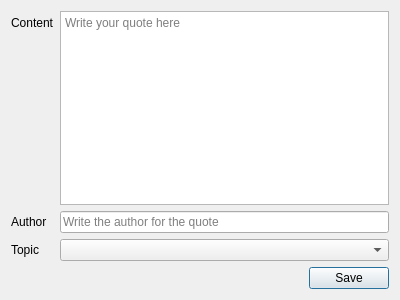
The window that quotedialog.ui (lucianodato/JI-quotes) describes before a commit, drawn with Qt 5.
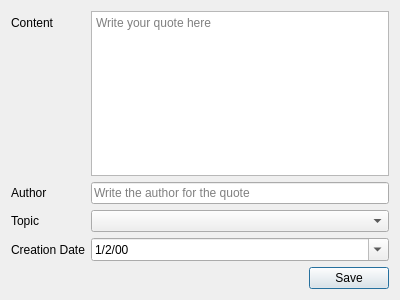
The same window after the commit. Icons and pictures are not drawn.

Commit message: Added indexes for tables. Added creation date widget in quotedialog.ui. Added customsortfilterproxymodel to consider filtering by multiple columns

```diff
--- a/quotedialog.ui
+++ b/quotedialog.ui
@@ -53,7 +53,7 @@
      </property>
     </widget>
    </item>
-   <item row="3" column="0" colspan="2">
+   <item row="6" column="0" colspan="2">
     <layout class="QHBoxLayout" name="horizontalLayout_2">
      <item>
       <spacer name="horizontalSpacer">
@@ -88,6 +88,33 @@
      </property>
     </widget>
    </item>
+   <item row="4" column="0">
+    <widget class="QLabel" name="label_4">
+     <property name="text">
+      <string>Creation Date</string>
+     </property>
+    </widget>
+   </item>
+   <item row="4" column="1">
+    <widget class="QDateEdit" name="dateEdit">
+     <property name="dateTime">
+      <datetime>
+       <hour>0</hour>
+       <minute>0</minute>
+       <second>0</second>
+       <year>2000</year>
+       <month>1</month>
+       <day>2</day>
+      </datetime>
+     </property>
+     <property name="displayFormat">
+      <string>M/d/yy</string>
+     </property>
+     <property name="calendarPopup">
+      <bool>true</bool>
+     </property>
+    </widget>
+   </item>
   </layout>
  </widget>
  <resources>
```
The commit also changes 11 other files.
